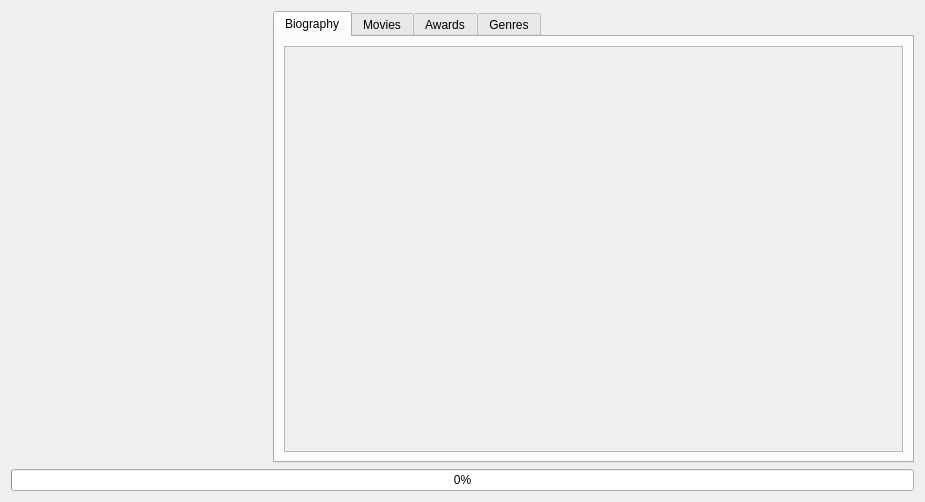
irii/imdb_scraper, file src/frontend/view/ui/ActorWindow.ui: the form before one commit.
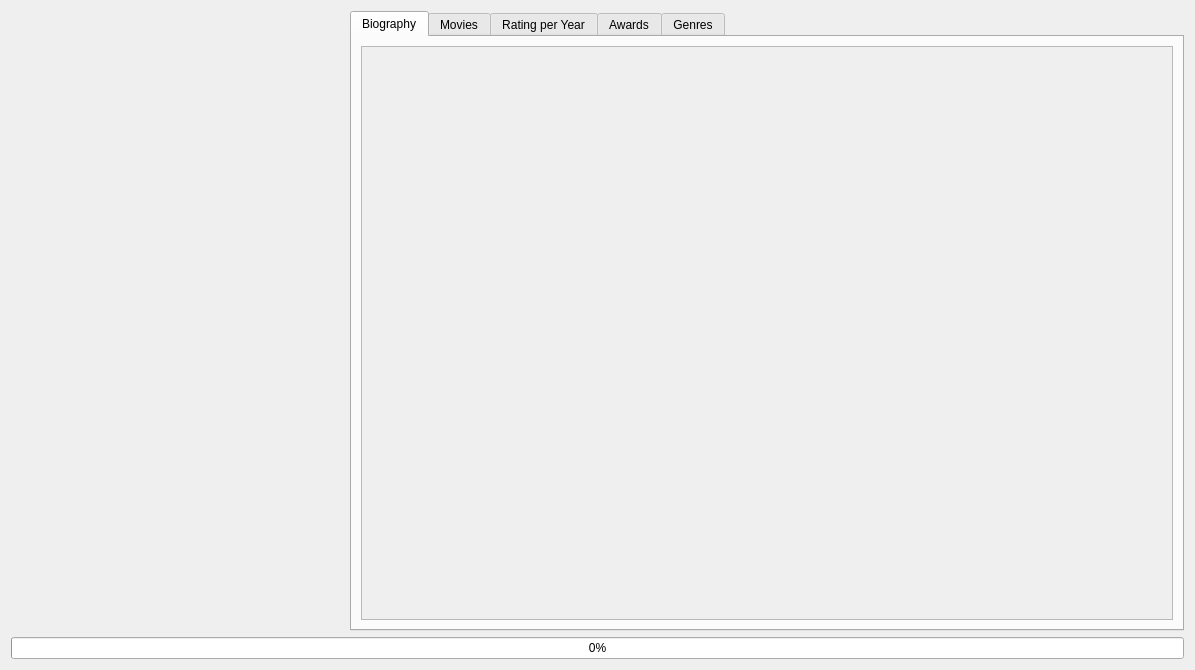
The form after the commit. The open tabs and pages were chosen to show the change.

Patch:
```diff
--- a/src/frontend/view/ui/ActorWindow.ui
+++ b/src/frontend/view/ui/ActorWindow.ui
@@ -6,8 +6,8 @@
    <rect>
     <x>0</x>
     <y>0</y>
-    <width>925</width>
-    <height>502</height>
+    <width>1195</width>
+    <height>670</height>
    </rect>
   </property>
   <property name="windowTitle">
@@ -17,34 +17,51 @@
    <item>
     <layout class="QHBoxLayout" name="horizontalLayout" stretch="2,5">
      <property name="sizeConstraint">
-      <enum>QLayout::SetDefaultConstraint</enum>
+      <enum>QLayout::SetMinAndMaxSize</enum>
      </property>
      <item>
-      <layout class="QVBoxLayout" name="verticalLayout_5" stretch="3,1">
+      <layout class="QVBoxLayout" name="verticalLayout_5" stretch="3,4">
        <property name="sizeConstraint">
         <enum>QLayout::SetDefaultConstraint</enum>
        </property>
        <item>
         <widget class="QLabel" name="label_image">
          <property name="sizePolicy">
-          <sizepolicy hsizetype="Minimum" vsizetype="Minimum">
+          <sizepolicy hsizetype="Expanding" vsizetype="Expanding">
            <horstretch>0</horstretch>
            <verstretch>0</verstretch>
           </sizepolicy>
          </property>
+         <property name="minimumSize">
+          <size>
+           <width>1</width>
+           <height>1</height>
+          </size>
+         </property>
          <property name="text">
           <string/>
          </property>
          <property name="alignment">
-          <set>Qt::AlignCenter</set>
+          <set>Qt::AlignHCenter|Qt::AlignTop</set>
+         </property>
+         <property name="wordWrap">
+          <bool>false</bool>
          </property>
         </widget>
        </item>
        <item>
         <widget class="QLabel" name="label_info">
+         <property name="font">
+          <font>
+           <pointsize>10</pointsize>
+          </font>
+         </property>
          <property name="text">
           <string/>
          </property>
+         <property name="alignment">
+          <set>Qt::AlignLeading|Qt::AlignLeft|Qt::AlignTop</set>
+         </property>
         </widget>
        </item>
       </layout>
@@ -71,13 +88,18 @@
                <rect>
                 <x>0</x>
                 <y>0</y>
-                <width>866</width>
-                <height>782</height>
+                <width>807</width>
+                <height>575</height>
                </rect>
               </property>
               <layout class="QVBoxLayout" name="verticalLayout_10">
                <item>
                 <widget class="QLabel" name="label_biography">
+                 <property name="font">
+                  <font>
+                   <pointsize>10</pointsize>
+                  </font>
+                 </property>
                  <property name="text">
                   <string/>
                  </property>
@@ -122,6 +144,16 @@
          </item>
         </layout>
        </widget>
+       <widget class="QWidget" name="tab_2">
+        <attribute name="title">
+         <string>Rating per Year</string>
+        </attribute>
+        <layout class="QVBoxLayout" name="verticalLayout_11">
+         <item>
+          <widget class="QTableView" name="tableView_rating_per_year"/>
+         </item>
+        </layout>
+       </widget>
        <widget class="QWidget" name="tab_awards">
         <attribute name="title">
          <string>Awards</string>
```
Left out of the diff: 2 changed lines with no effect on the pictures.
